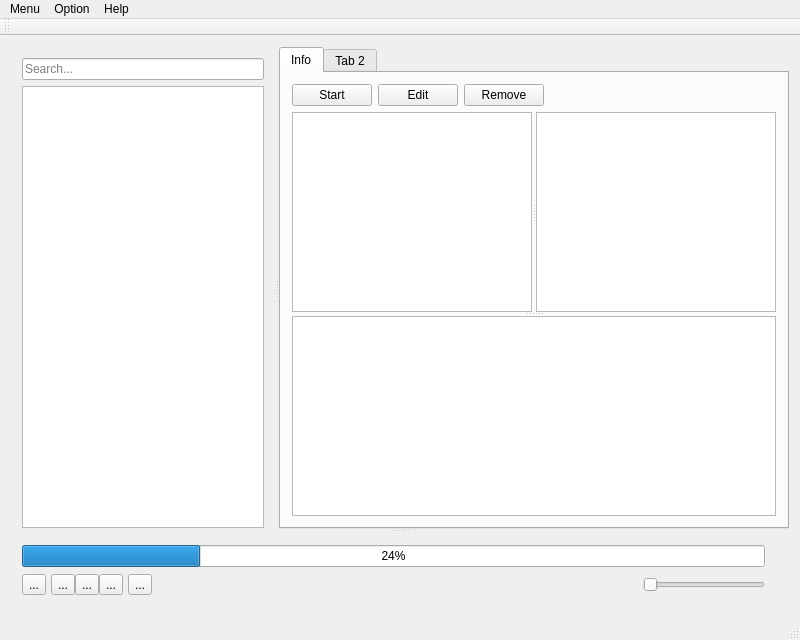
Before: the Qt Designer form mainwindow.ui in HankHenshaw/GameTree, drawn with Qt 5.
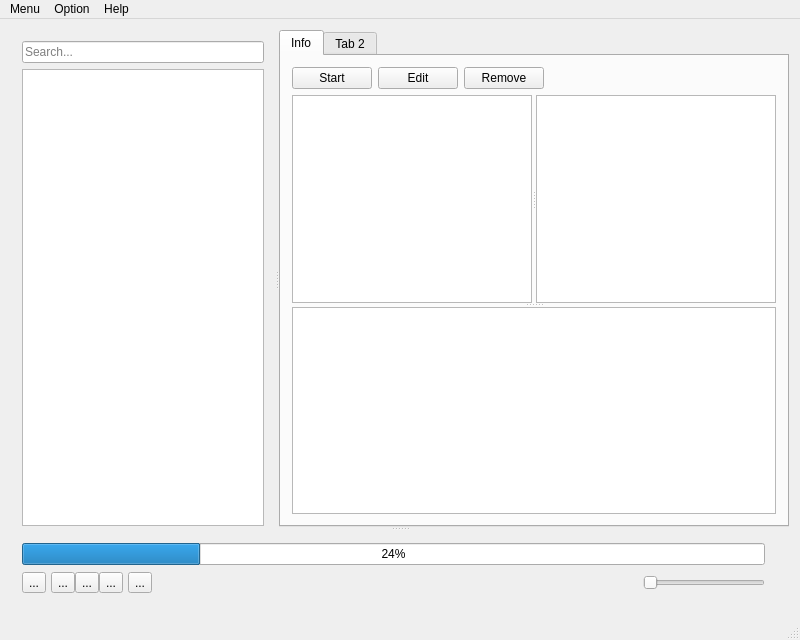
After: the same form once the commit is applied. Icons and pictures are not drawn. Custom widgets are drawn as their Qt base class.

```diff
--- a/mainwindow.ui
+++ b/mainwindow.ui
@@ -304,14 +304,6 @@
    <addaction name="menuOption"/>
    <addaction name="menuHelp"/>
   </widget>
-  <widget class="QToolBar" name="mainToolBar">
-   <attribute name="toolBarArea">
-    <enum>TopToolBarArea</enum>
-   </attribute>
-   <attribute name="toolBarBreak">
-    <bool>false</bool>
-   </attribute>
-  </widget>
   <widget class="QStatusBar" name="statusBar"/>
   <action name="actionAbout">
    <property name="icon">
```
